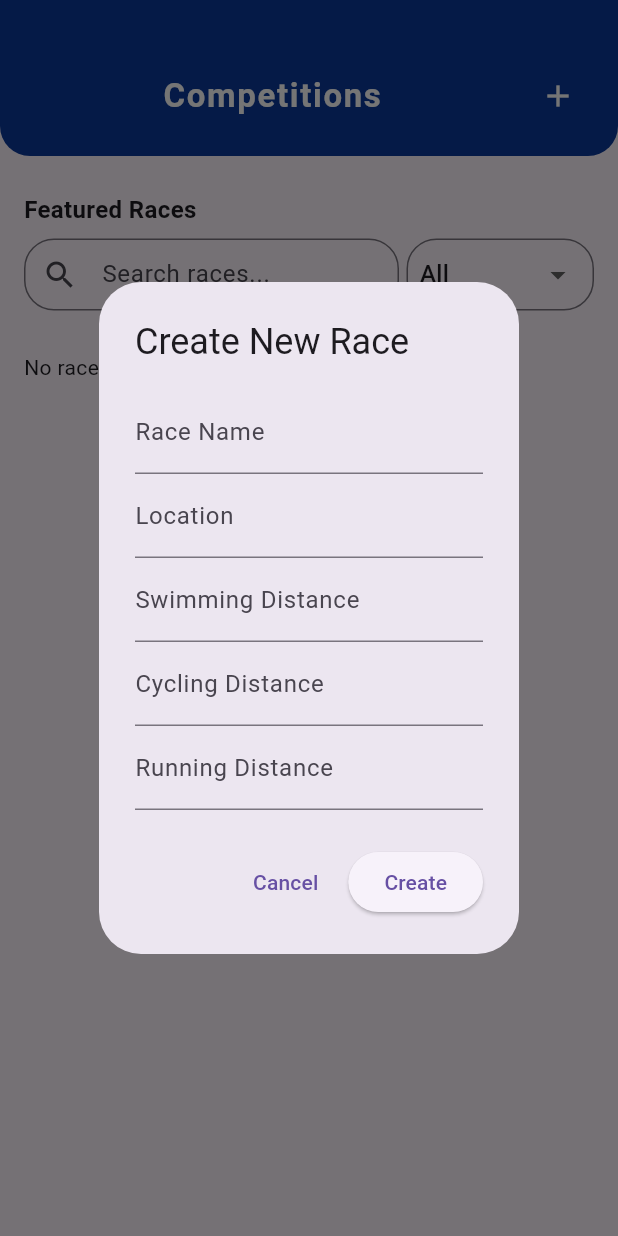
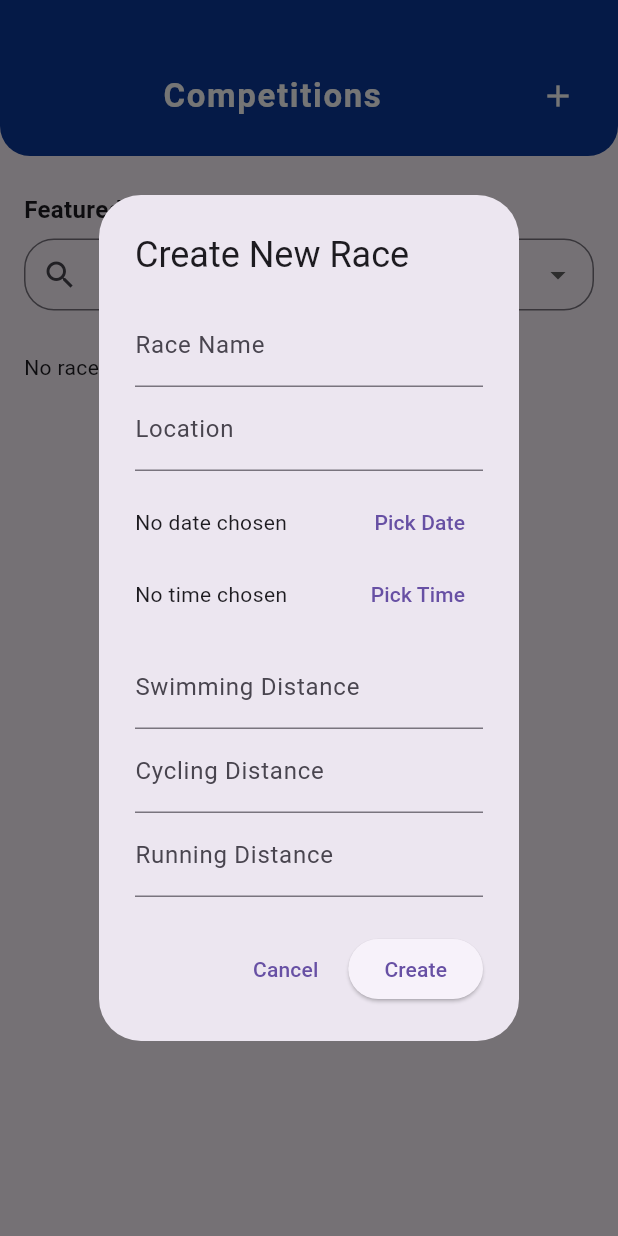
Before and after one commit to pichnarin/race_tracking_app_v1, a Flutter app: the CompetitionScreen screen opened directly, after a tap on the "add" icon, on a phone screen of 412 x 824 dp. Run offline on Flutter 3.47's test engine with Material 3 defaults, Android fonts, the phone set to English and light mode, and no system bars; our stand-ins replace firebase_core; accounts and stored records are empty; network calls fail.

Commit message:
update add race form and formmat the upcoming date and time

```diff
--- a/lib/UI/screens/manager/competition_screen.dart
+++ b/lib/UI/screens/manager/competition_screen.dart
@@ -212,7 +212,7 @@ class _CompetitionScreenState extends State<CompetitionScreen> {
                 physics: const NeverScrollableScrollPhysics(),
                 itemCount: filteredRaces.length > 7 ? 7 : filteredRaces.length,
                 itemBuilder: (context, index) {
-                  final uid = filteredRaces[index]['uid'] ?? '';
+                  // final uid = filteredRaces[index]['uid'] ?? '';
                   final race = filteredRaces[index];
                   final raceName = race['name'] ?? 'Unnamed Race';
                   final DateTime? startTime = DateTime.tryParse(
--- a/lib/UI/widget/Form/create_race.dart
+++ b/lib/UI/widget/Form/create_race.dart
@@ -1,6 +1,5 @@
 import 'package:flutter/material.dart';
 import 'package:race_tracking_app_v1/data/repo/race_repo.dart';
-
 import '../../../data/model/races.dart';
 
 class CreateRaceForm extends StatefulWidget {
@@ -24,12 +23,28 @@ class _CreateRaceFormState extends State<CreateRaceForm> {
   String swimming = '';
   String cycling = '';
   String running = '';
+  DateTime? selectedDate;
+  TimeOfDay? selectedTime;
 
   Future<void> _createRace() async {
     if (_formKey.currentState!.validate()) {
+      if (selectedDate == null || selectedTime == null) {
+        ScaffoldMessenger.of(context).showSnackBar(
+          const SnackBar(content: Text('Please select both date and time')),
+        );
+        return;
+      }
+
       _formKey.currentState!.save();
 
-      final now = DateTime.now();
+      final startTime = DateTime(
+        selectedDate!.year,
+        selectedDate!.month,
+        selectedDate!.day,
+        selectedTime!.hour,
+        selectedTime!.minute,
+      );
+
       final raceSegments = {
         'swimming': RaceSegmentDetail(distance: swimming),
         'cycling': RaceSegmentDetail(distance: cycling),
@@ -40,7 +55,7 @@ class _CreateRaceFormState extends State<CreateRaceForm> {
         final createdRace = await widget.repo.createRace(
           name: raceName,
           status: RaceStatus.upcoming,
-          startTime: now,
+          startTime: startTime,
           segments: raceSegments,
           location: location,
         );
@@ -53,9 +68,9 @@ class _CreateRaceFormState extends State<CreateRaceForm> {
           SnackBar(content: Text('Race created with UID: ${createdRace.uid}')),
         );
       } catch (e) {
-        ScaffoldMessenger.of(context).showSnackBar(
-          SnackBar(content: Text('Failed to create race: $e')),
-        );
+        ScaffoldMessenger.of(
+          context,
+        ).showSnackBar(SnackBar(content: Text('Failed to create race: $e')));
       }
     }
   }
@@ -63,7 +78,7 @@ class _CreateRaceFormState extends State<CreateRaceForm> {
   @override
   Widget build(BuildContext context) {
     return AlertDialog(
-      title: Text("Create New Race"),
+      title: const Text("Create New Race"),
       content: SingleChildScrollView(
         child: Form(
           key: _formKey,
@@ -71,25 +86,89 @@ class _CreateRaceFormState extends State<CreateRaceForm> {
             mainAxisSize: MainAxisSize.min,
             children: [
               TextFormField(
-                decoration: InputDecoration(labelText: 'Race Name'),
-                validator: (value) => value == null || value.isEmpty ? 'Enter race name' : null,
+                decoration: const InputDecoration(labelText: 'Race Name'),
+                validator:
+                    (value) =>
+                        value == null || value.isEmpty
+                            ? 'Enter race name'
+                            : null,
                 onSaved: (value) => raceName = value!,
               ),
               TextFormField(
-                decoration: InputDecoration(labelText: 'Location'),
-                validator: (value) => value == null || value.isEmpty ? 'Enter location' : null,
+                decoration: const InputDecoration(labelText: 'Location'),
+                validator:
+                    (value) =>
+                        value == null || value.isEmpty
+                            ? 'Enter location'
+                            : null,
                 onSaved: (value) => location = value!,
               ),
+              const SizedBox(height: 10),
+              Row(
+                children: [
+                  Expanded(
+                    child: Text(
+                      selectedDate == null
+                          ? 'No date chosen'
+                          : 'Date: ${selectedDate!.toLocal().toString().split(' ')[0]}',
+                    ),
+                  ),
+                  TextButton(
+                    onPressed: () async {
+                      final date = await showDatePicker(
+                        context: context,
+                        initialDate: DateTime.now(),
+                        firstDate: DateTime(2020),
+                        lastDate: DateTime(2100),
+                      );
+                      if (date != null) {
+                        setState(() => selectedDate = date);
+                      }
+                    },
+                    child: const Text('Pick Date'),
+                  ),
+                ],
+              ),
+              Row(
+                children: [
+                  Expanded(
+                    child: Text(
+                      selectedTime == null
+                          ? 'No time chosen'
+                          : 'Time: ${selectedTime!.format(context)}',
+                    ),
+                  ),
+                  TextButton(
+                    onPressed: () async {
+                      final time = await showTimePicker(
+                        context: context,
+                        initialTime: TimeOfDay.now(),
+                      );
+                      if (time != null) {
+                        setState(() => selectedTime = time);
+                      }
+                    },
+                    child: const Text('Pick Time'),
+                  ),
+                ],
+              ),
+              const SizedBox(height: 10),
               TextFormField(
-                decoration: InputDecoration(labelText: 'Swimming Distance'),
+                decoration: const InputDecoration(
+                  labelText: 'Swimming Distance',
+                ),
                 onSaved: (value) => swimming = value ?? '',
               ),
               TextFormField(
-                decoration: InputDecoration(labelText: 'Cycling Distance'),
+                decoration: const InputDecoration(
+                  labelText: 'Cycling Distance',
+                ),
                 onSaved: (value) => cycling = value ?? '',
               ),
               TextFormField(
-                decoration: InputDecoration(labelText: 'Running Distance'),
+                decoration: const InputDecoration(
+                  labelText: 'Running Distance',
+                ),
                 onSaved: (value) => running = value ?? '',
               ),
             ],
@@ -99,12 +178,9 @@ class _CreateRaceFormState extends State<CreateRaceForm> {
       actions: [
         TextButton(
           onPressed: () => Navigator.of(context).pop(),
-          child: Text('Cancel'),
+          child: const Text('Cancel'),
         ),
-        ElevatedButton(
-          onPressed: _createRace,
-          child: Text('Create'),
-        ),
+        ElevatedButton(onPressed: _createRace, child: const Text('Create')),
       ],
     );
   }
--- a/pubspec.yaml
+++ b/pubspec.yaml
@@ -15,6 +15,7 @@ dependencies:
   uuid: ^4.5.1
   firebase_database: ^11.3.5
   http: ^1.3.0
+  intl: ^0.20.2
 
 dev_dependencies:
   flutter_test:
```
Also changed, not shown: lib/UI/screens/manager/detail_screen.dart (+10 -10 lines), lib/UI/widget/manager/race_detail_card.dart (+10 -5 lines), pubspec.lock.
